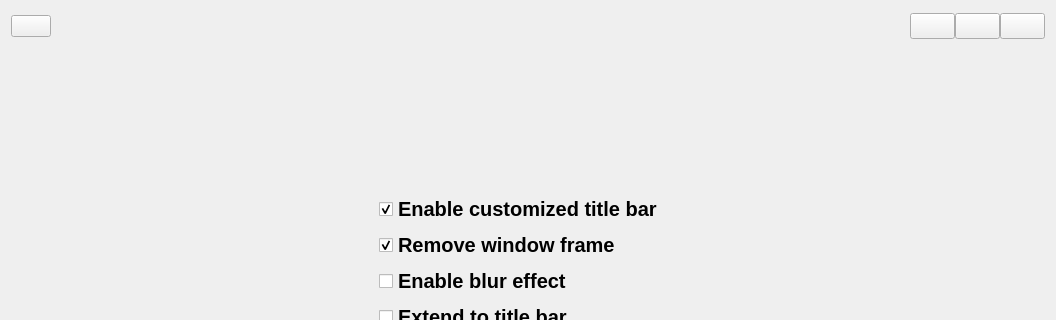
First picture: the form in examples/Win32Demo/widget.ui, repository wangwenx190/framelesshelper, before the edit; both pictures show x 0 to 1056 and y 0 to 320 of the 1056 by 600 pixel window.
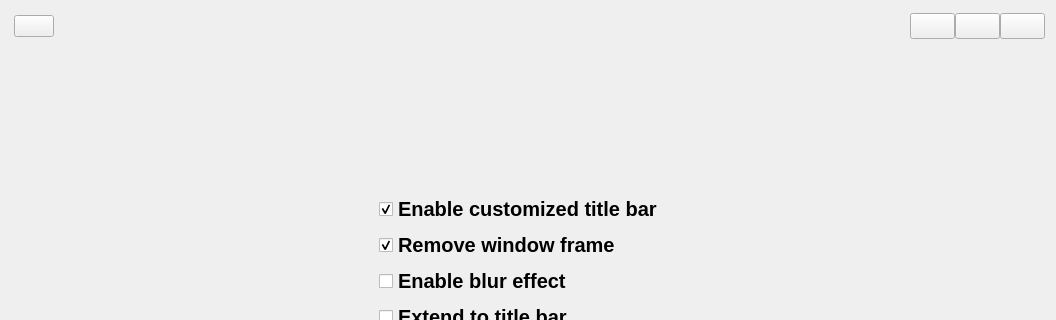
Second picture: the form after the edit. Icons and pictures are not drawn.

Diff of the .ui file:
```diff
--- a/examples/Win32Demo/widget.ui
+++ b/examples/Win32Demo/widget.ui
@@ -50,6 +50,22 @@
       <property name="bottomMargin">
        <number>0</number>
       </property>
+      <item>
+       <spacer name="horizontalSpacer_7">
+        <property name="orientation">
+         <enum>Qt::Horizontal</enum>
+        </property>
+        <property name="sizeType">
+         <enum>QSizePolicy::Fixed</enum>
+        </property>
+        <property name="sizeHint" stdset="0">
+         <size>
+          <width>3</width>
+          <height>20</height>
+         </size>
+        </property>
+       </spacer>
+      </item>
       <item>
        <widget class="QPushButton" name="iconButton">
         <property name="text">
@@ -62,9 +78,12 @@
         <property name="orientation">
          <enum>Qt::Horizontal</enum>
         </property>
+        <property name="sizeType">
+         <enum>QSizePolicy::Fixed</enum>
+        </property>
         <property name="sizeHint" stdset="0">
          <size>
-          <width>40</width>
+          <width>3</width>
           <height>20</height>
          </size>
         </property>
```
